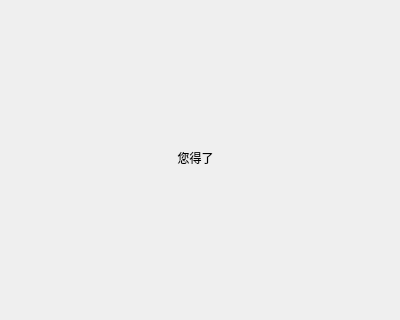
Qt form mainwindow.ui (HowLeeHi/Reciter) before a commit; both pictures show x 0 to 400 and y 91 to 411 of the 400 by 600 pixel window.
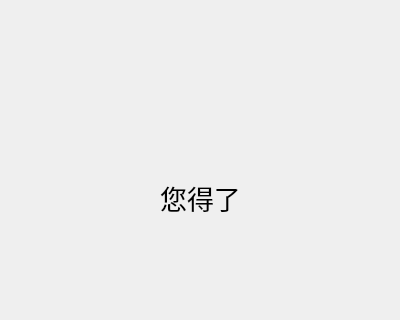
The same form after that commit. The open tabs and pages were chosen to show the change.

Commit message: - 测试功能 	修复了一点bug 	改了一下字体

```diff
--- a/mainwindow.ui
+++ b/mainwindow.ui
@@ -947,12 +947,18 @@
        <widget class="QLabel" name="grade">
         <property name="geometry">
          <rect>
-          <x>70</x>
+          <x>20</x>
           <y>150</y>
-          <width>251</width>
-          <height>101</height>
+          <width>361</width>
+          <height>181</height>
          </rect>
         </property>
+        <property name="font">
+         <font>
+          <family>黑体</family>
+          <pointsize>20</pointsize>
+         </font>
+        </property>
         <property name="text">
          <string>&lt;html&gt;&lt;head/&gt;&lt;body&gt;&lt;p align=&quot;center&quot;&gt;您得了&lt;/p&gt;&lt;/body&gt;&lt;/html&gt;</string>
         </property>
```
Left out of the diff: 12 changed lines with no effect on the pictures. The commit also changes 2 other files.
